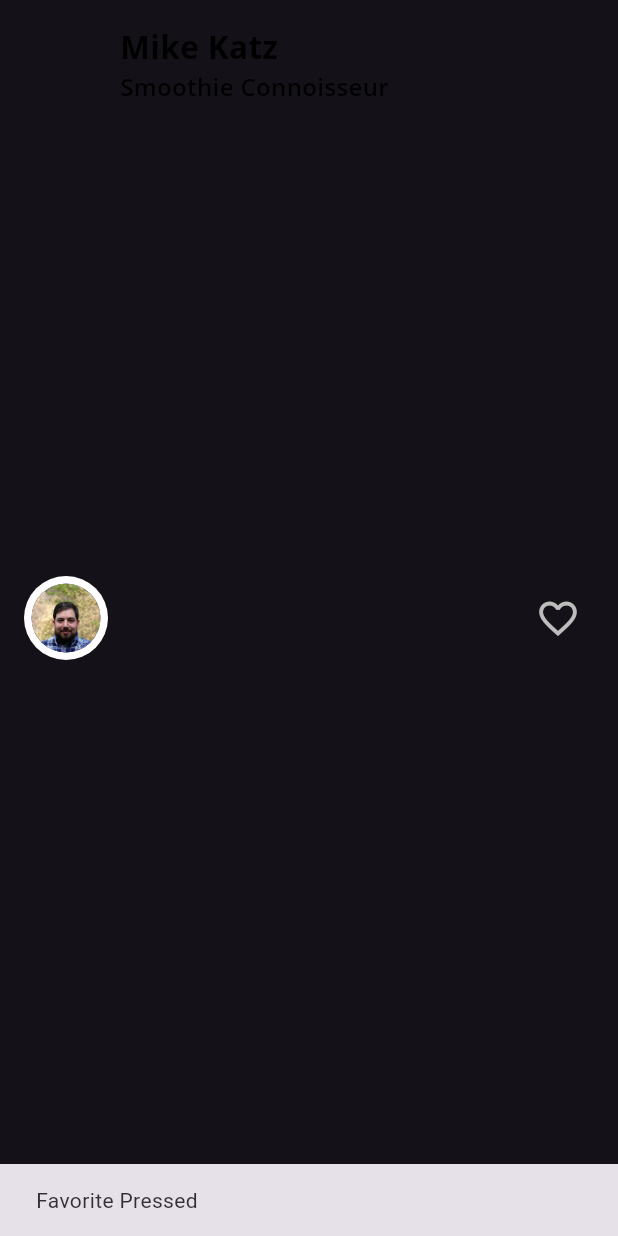
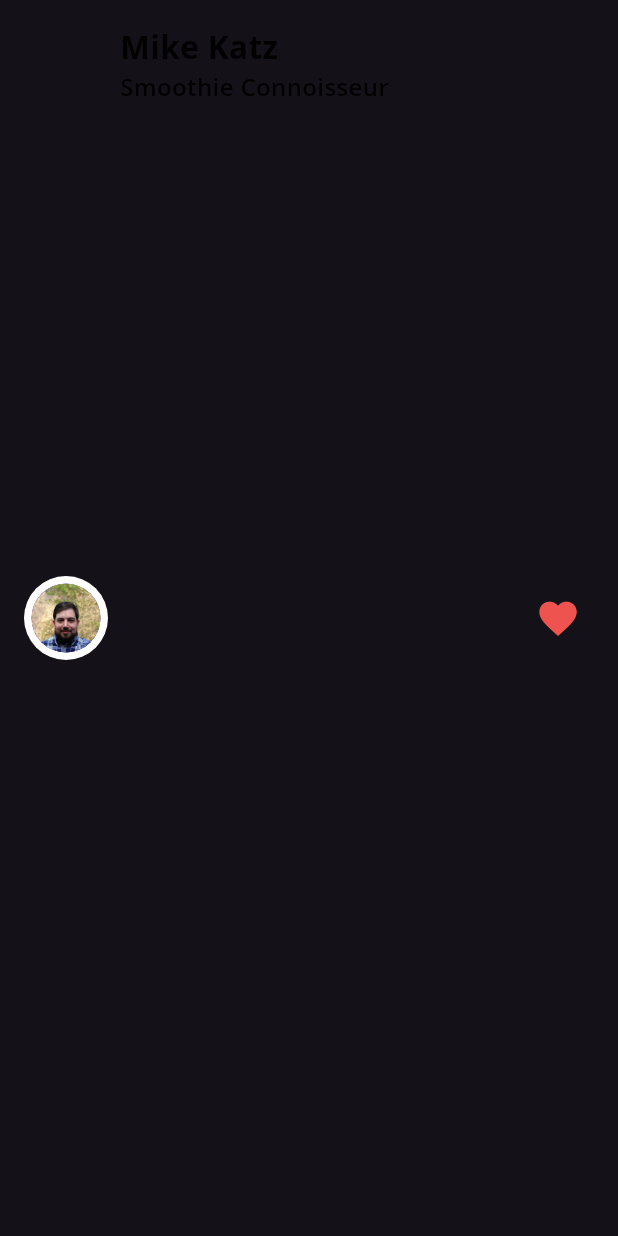
Before and after one commit to wyggel08/RecipeApp2, a Flutter app: the AuthorCard widget shown alone on an empty page, opened directly, after a tap on the "favorite outline" icon, on a phone screen of 412 x 824 dp. Run offline on Flutter 3.47's test engine with Material 3 defaults, Android fonts, the light colour scheme and no system bars; our stand-ins replace google_fonts.

Commit message:
favorite heart change color

```diff
--- a/lib/author_card.dart
+++ b/lib/author_card.dart
@@ -2,7 +2,7 @@
 import 'fooderlich_theme.dart';
 import 'circle_image.dart';
 
-class AuthorCard extends StatelessWidget {
+class AuthorCard extends StatefulWidget {
   // 1
   final String authorName;
   final String title;
@@ -13,6 +13,14 @@
     required this.title,
     this.imageProvider,
   });
+
+  @override
+  State<AuthorCard> createState() => _AuthorCardState();
+}
+
+class _AuthorCardState extends State<AuthorCard> {
+  bool _isFavorited = false;
+
   // 2
   @override
   Widget build(BuildContext context) {
@@ -20,13 +28,12 @@
       padding: const EdgeInsets.all(16),
       child: Row(
         mainAxisAlignment: MainAxisAlignment.spaceBetween,
-
         children: [
           // 1
           Row(
             children: [
               CircleImage(
-                imageProvider: imageProvider,
+                imageProvider: widget.imageProvider,
                 imageRadius: 28,
               ),
               // 2
@@ -36,11 +43,11 @@
                 crossAxisAlignment: CrossAxisAlignment.start,
                 children: [
                   Text(
-                    authorName,
+                    widget.authorName,
                     style: FooderlichTheme.lightTextTheme.displayMedium,
                   ),
                   Text(
-                    title,
+                    widget.title,
                     style: FooderlichTheme.lightTextTheme.displaySmall,
                   )
                 ],
@@ -48,15 +55,18 @@
             ],
           ),
           IconButton(
-              // 4
-              icon: const Icon(Icons.favorite_border),
-              iconSize: 30,
-              color: Colors.grey[400],
-              // 5
-              onPressed: () {
-                const snackBar = SnackBar(content: Text('Favorite Pressed'));
-                ScaffoldMessenger.of(context).showSnackBar(snackBar);
-              }),
+            // 1
+            icon: Icon(_isFavorited ? Icons.favorite : Icons.favorite_border),
+            iconSize: 30,
+            // 2
+            color: Colors.red[400],
+            onPressed: () {
+              // 3
+              setState(() {
+                _isFavorited = !_isFavorited;
+              });
+            },
+          ),
         ],
       ),
     );
```
